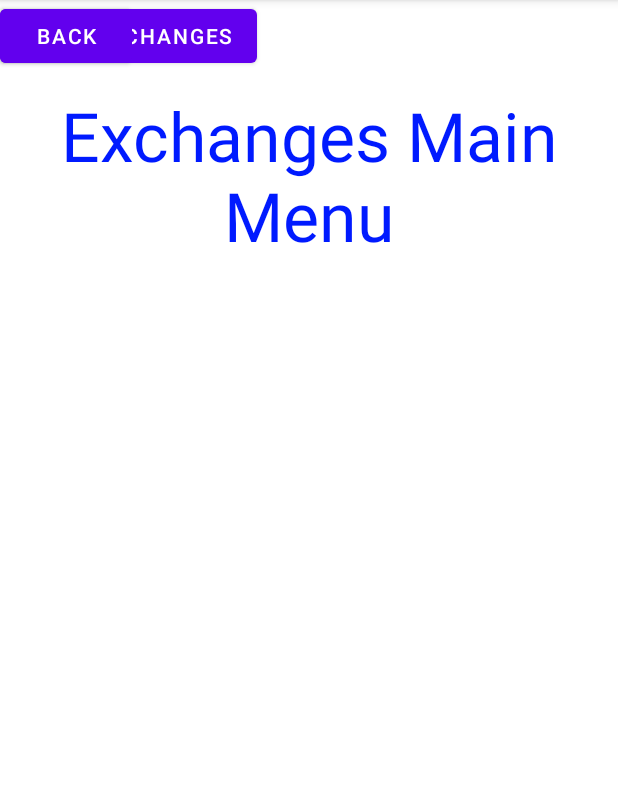
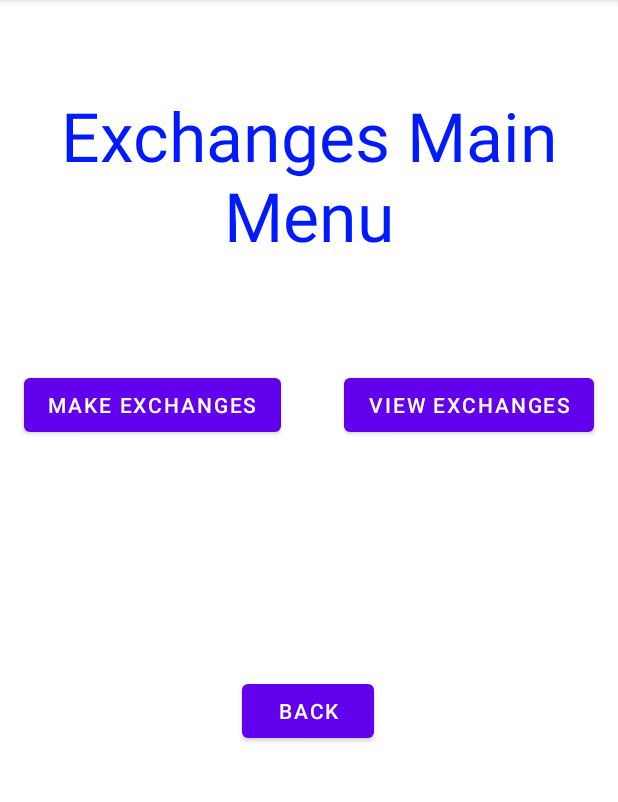
Before and after one commit to ChauPhucNguyen/MaverickBazaar, an Android app: the Exchanges screen opened directly, with no data from a screen before it, on a phone screen of 412 x 824 dp, the part 84-886 px from its top. Run offline under Robolectric (Android 15) with nearby library versions, the phone set to English and light mode, and no system bars; our stand-ins replace Firebase (no records; nobody signed in at launch, a user with empty details on screens opened directly).

Commit message:
Can someone help me make my stuff look more beautiful??

```diff
--- a/app/src/main/java/com/example/maverickbazaar/Exchanges.java
+++ b/app/src/main/java/com/example/maverickbazaar/Exchanges.java
@@ -44,8 +44,12 @@ public class Exchanges extends AppCompatActivity {
             startActivity(intent);
         });
 
-        // Initialize Firebase Auth
-        mAuth = FirebaseAuth.getInstance();
+        final Button viewExchangeButton = findViewById(R.id.viewExchangesButton);
+        viewExchangeButton.setOnClickListener(v -> {
+            // Code here executes on main thread after user presses button
+            Intent intent = new Intent(v.getContext(), ExchangeList.class);
+            startActivity(intent);
+        });
 
 
 
--- a/app/src/main/res/layout/activity_exchanges2.xml
+++ b/app/src/main/res/layout/activity_exchanges2.xml
@@ -18,27 +18,42 @@
         app:layout_constraintTop_toTopOf="parent"
         tools:layout_editor_absoluteX="0dp" />
 
+
     <Button
         android:id="@+id/makeExchangesButton"
         android:layout_width="wrap_content"
         android:layout_height="wrap_content"
         android:text="Make Exchanges"
-        app:layout_constraintBaseline_toBottomOf="parent"
-        app:layout_constraintHorizontal_bias="0.5"
+        app:layout_constraintBottom_toBottomOf="parent"
+        app:layout_constraintHorizontal_bias="0.067"
         app:layout_constraintLeft_toLeftOf="parent"
+        app:layout_constraintRight_toRightOf="parent"
+        app:layout_constraintTop_toTopOf="parent"
+        app:layout_constraintVertical_bias="0.342" />
 
-        tools:layout_editor_absoluteX="158dp"
-        tools:layout_editor_absoluteY="190dp" />
-
+    <Button
+        android:id="@+id/viewExchangesButton"
+        android:layout_width="wrap_content"
+        android:layout_height="wrap_content"
+        android:text="View Exchanges"
+        app:layout_constraintBottom_toBottomOf="parent"
+        app:layout_constraintHorizontal_bias="0.934"
+        app:layout_constraintLeft_toLeftOf="parent"
+        app:layout_constraintRight_toRightOf="parent"
+        app:layout_constraintTop_toTopOf="parent"
+        app:layout_constraintVertical_bias="0.342" />
 
     <Button
         android:id="@+id/backButton"
         android:layout_width="wrap_content"
         android:layout_height="wrap_content"
         android:text="Back"
-        app:layout_constraintBaseline_toBottomOf="parent"
+        app:layout_constraintBottom_toBottomOf="parent"
+        app:layout_constraintHorizontal_bias="0.498"
         app:layout_constraintLeft_toLeftOf="parent"
-        tools:layout_editor_absoluteY="430dp" />
+        app:layout_constraintRight_toRightOf="parent"
+        app:layout_constraintTop_toTopOf="parent"
+        app:layout_constraintVertical_bias="0.625" />
 
 
 </androidx.constraintlayout.widget.ConstraintLayout>
```
Also changed, not shown: app/src/main/AndroidManifest.xml (+11 -3 lines), app/src/main/java/com/example/maverickbazaar/ExchangeList.java (added, +62 -0 lines), app/src/main/java/com/example/maverickbazaar/RecyclerAdapterExchanges.java (added, +59 -0 lines), app/src/main/res/layout/activity_recycler_adapter_exchanges.xml (added, +20 -0 lines), app/src/main/res/layout/exchangelayout.xml (added, +36 -0 lines).
